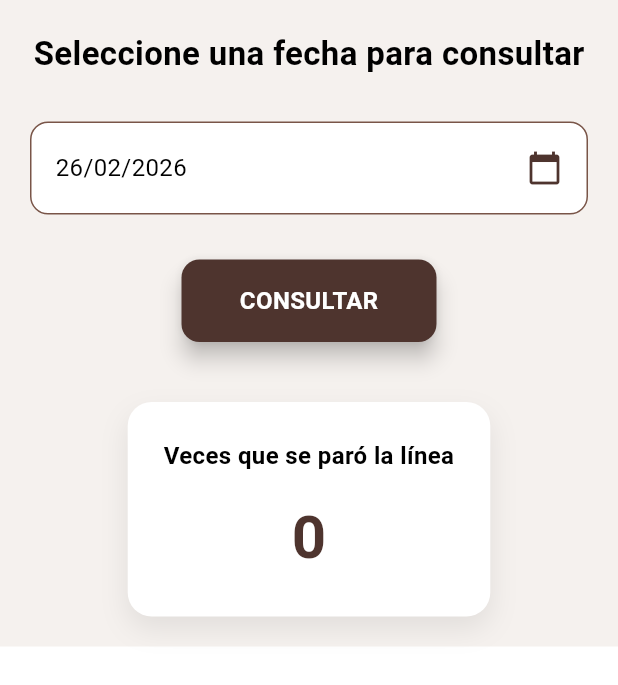
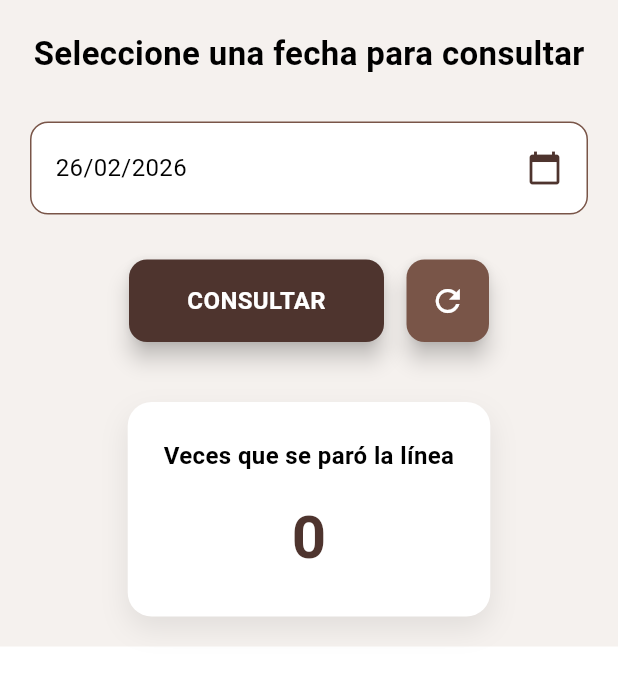
Before and after one commit to Neira497/linea, a Flutter app: the ReportesPage widget shown alone on an empty page, opened directly, after a tap on "CONSULTAR", on a phone screen of 412 x 824 dp. Shown: the top 685 px of the screen. Run offline on Flutter 3.47's test engine with Material 3 defaults, Android fonts, the phone set to English and light mode, and no system bars; our stand-ins replace awesome_dialog, cloud_firestore, firebase_auth, firebase_core, firebase_database; accounts and stored records are empty.

Commit message:
Feat: reporte de cuantas veces se ha parado la linea para movil y desktop y boton de refrescar

```diff
--- a/lib/pages/dashboard_page.dart
+++ b/lib/pages/dashboard_page.dart
@@ -73,17 +73,17 @@ class _DashboardPageState extends State<DashboardPage> {
                 },
               ),
             ),
-      drawer: isDesktop ? null : _buildDrawer(),
+      drawer: isDesktop ? null : _buildDrawer(isDesktop),
       body: Row(
         children: [
-          if (isDesktop) SizedBox(width: 250, child: _buildDrawer()),
+          if (isDesktop) SizedBox(width: 250, child: _buildDrawer(isDesktop)),
           Expanded(child: _buildContent()),
         ],
       ),
     );
   }
 
-  Widget _buildDrawer() {
+  Widget _buildDrawer(bool isDesktop) {
     const Color grisTexto = Color(0xFF616161);
 
     Widget buildItem({
@@ -99,7 +99,8 @@ class _DashboardPageState extends State<DashboardPage> {
             selectedIndex = index;
           });
 
-          if (Navigator.of(context).canPop()) {
+          // 🔥 SOLO cerrar drawer en móvil
+          if (!isDesktop && Navigator.of(context).canPop()) {
             Navigator.of(context).pop();
           }
         },
@@ -194,7 +195,6 @@ class _DashboardPageState extends State<DashboardPage> {
             ),
 
             const Divider(height: 1),
-
             const SizedBox(height: 10),
 
             buildItem(
@@ -224,7 +224,7 @@ class _DashboardPageState extends State<DashboardPage> {
                       MaterialPageRoute(
                         builder: (context) => const LoginPage(),
                       ),
-                      (route) => false, // 🔥 elimina todo el historial
+                      (route) => false,
                     );
                   }
                 },
@@ -248,7 +248,6 @@ class _DashboardPageState extends State<DashboardPage> {
             ),
 
             const SizedBox(height: 30),
-
             const Divider(height: 1),
 
             const Padding(
--- a/lib/pages/reportes_page.dart
+++ b/lib/pages/reportes_page.dart
@@ -13,12 +13,26 @@ class _ReportesPageState extends State<ReportesPage> {
   final ParoData _paroData = ParoData();
   Future<int>? _futureCantidadParos;
 
-  /// 🎨 MISMA PALETA INDUSTRIAL
+  /// 🎨 PALETA INDUSTRIAL
   final Color cafeOscuro = const Color(0xFF4E342E);
   final Color cafePrincipal = const Color(0xFF5D4037);
   final Color cafeMedio = const Color(0xFF795548);
   final Color cafeClaro = const Color(0xFFA1887F);
   final Color fondoCafe = const Color(0xFFF5F1EE);
+
+  @override
+  void initState() {
+    super.initState();
+    _consultar(); // 🔥 Consulta automática al entrar
+  }
+
+  void _consultar() {
+    setState(() {
+      _futureCantidadParos = _paroData.obtenerCantidadParosPorDia(
+        fechaSeleccionada,
+      );
+    });
+  }
 
   Future<void> _seleccionarFecha(BuildContext context) async {
     final DateTime? picked = await showDatePicker(
@@ -66,7 +80,6 @@ class _ReportesPageState extends State<ReportesPage> {
                 ),
               ),
             ),
-
             Expanded(
               child: Center(
                 child: SingleChildScrollView(
@@ -89,7 +102,7 @@ class _ReportesPageState extends State<ReportesPage> {
                         ),
                       ],
                     ),
-                    child: _formulario(),
+                    child: _contenido(),
                   ),
                 ),
               ),
@@ -104,12 +117,12 @@ class _ReportesPageState extends State<ReportesPage> {
       child: Container(
         color: fondoCafe,
         padding: const EdgeInsets.all(20),
-        child: _formulario(),
+        child: _contenido(),
       ),
     );
   }
 
-  Widget _formulario() {
+  Widget _contenido() {
     return Column(
       mainAxisSize: MainAxisSize.min,
       children: [
@@ -146,6 +159,10 @@ class _ReportesPageState extends State<ReportesPage> {
         const SizedBox(height: 30),
 
         /// BOTÓN CONSULTAR
+        Row(
+          mainAxisAlignment: MainAxisAlignment.center,
+          children: [
+            /// BOTÓN CONSULTAR
             SizedBox(
               width: 170,
               height: 55,
@@ -155,13 +172,7 @@ class _ReportesPageState extends State<ReportesPage> {
                 borderRadius: BorderRadius.circular(12),
                 child: InkWell(
                   borderRadius: BorderRadius.circular(12),
-              onTap: () {
-                setState(() {
-                  _futureCantidadParos = _paroData.obtenerCantidadParosPorDia(
-                    fechaSeleccionada,
-                  );
-                });
-              },
+                  onTap: _consultar,
                   child: const Center(
                     child: Text(
                       "CONSULTAR",
@@ -176,18 +187,50 @@ class _ReportesPageState extends State<ReportesPage> {
               ),
             ),
 
+            const SizedBox(width: 15),
+
+            /// BOTÓN REFRESCAR
+            SizedBox(
+              width: 55,
+              height: 55,
+              child: Material(
+                elevation: 6,
+                color: cafeMedio,
+                borderRadius: BorderRadius.circular(12),
+                child: InkWell(
+                  borderRadius: BorderRadius.circular(12),
+                  onTap: _consultar,
+                  child: const Center(
+                    child: Icon(Icons.refresh, color: Colors.white),
+                  ),
+                ),
+              ),
+            ),
+          ],
+        ),
+
         const SizedBox(height: 40),
 
-        if (_futureCantidadParos != null)
+        /// CARD 1
         FutureBuilder<int>(
           future: _futureCantidadParos,
           builder: (context, snapshot) {
-              if (!snapshot.hasData) {
-                return const CircularProgressIndicator();
+            if (snapshot.connectionState == ConnectionState.waiting) {
+              return _buildResponsiveCard("...");
             }
 
-              final cantidad = snapshot.data!;
+            if (!snapshot.hasData) {
+              return _buildResponsiveCard("0");
+            }
 
+            return _buildResponsiveCard(snapshot.data!.toString());
+          },
+        ),
+      ],
+    );
+  }
+
+  Widget _buildResponsiveCard(String valor) {
     final width = MediaQuery.of(context).size.width;
     final bool esMovil = width < 700;
 
@@ -208,15 +251,12 @@ class _ReportesPageState extends State<ReportesPage> {
         children: [
           const Text(
             "Veces que se paró la línea",
-                      style: TextStyle(
-                        fontSize: 16,
-                        fontWeight: FontWeight.bold,
-                      ),
+            style: TextStyle(fontSize: 16, fontWeight: FontWeight.bold),
             textAlign: TextAlign.center,
           ),
           const SizedBox(height: 15),
           Text(
-                      cantidad.toString(),
+            valor,
             style: TextStyle(
               fontSize: 40,
               fontWeight: FontWeight.bold,
@@ -234,15 +274,9 @@ class _ReportesPageState extends State<ReportesPage> {
         children: [
           Expanded(child: card),
           const SizedBox(width: 20),
-                    const Expanded(
-                      child: SizedBox(),
-                    ), // espacio para futura card
-                  ],
-                );
-              }
-            },
-          ),
+          const Expanded(child: SizedBox()),
         ],
       );
     }
   }
+}
```
Lines whose indentation alone changed are shown as unchanged.
